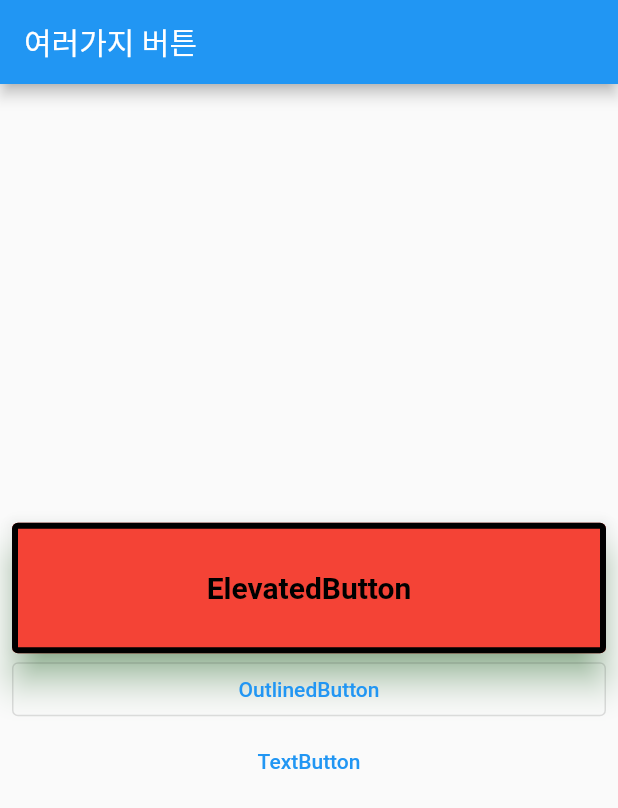
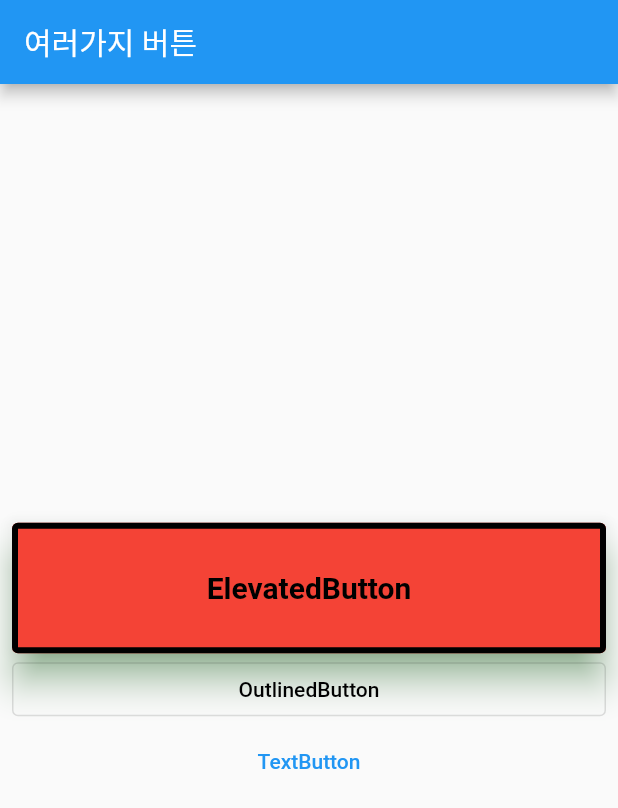
Before and after one commit to sweetswift/buttons, a Flutter app: the screen it shows after launch, on a phone screen of 412 x 824 dp. Shown: the top 808 px of the screen. Run offline on Flutter 3.47's test engine with Material 2 defaults, Android fonts, the phone set to English and light mode, and no system bars.

```diff
--- a/lib/screen/home_screen.dart
+++ b/lib/screen/home_screen.dart
@@ -41,6 +41,12 @@ class HomeScreen extends StatelessWidget {
             ),
             OutlinedButton(
               onPressed: () {},
+              style: OutlinedButton.styleFrom(
+                //메인 컬러
+                //backgroundColor: Colors.red,
+                // 글자 및 애니메이션 컬러
+                foregroundColor: Colors.black,
+              ),
               child: Text('OutlinedButton'),
             ),
             TextButton(
```
